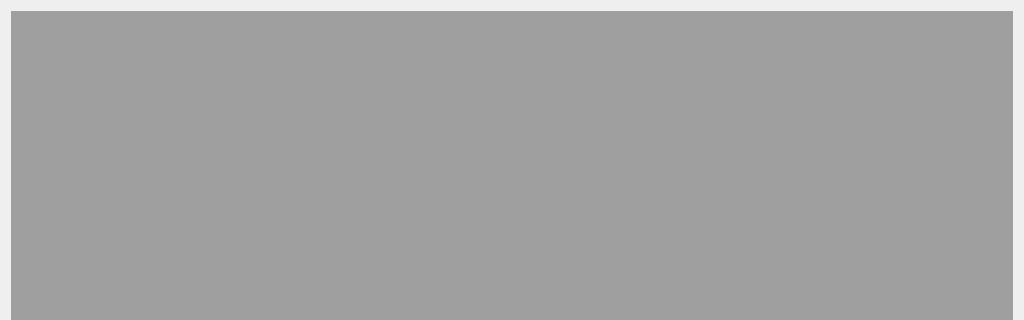
Before: the Qt Designer form src/gui/mainwindow.ui in GENIVI/CANdevStudio, drawn with Qt 5; both pictures show x 0 to 1024 and y 0 to 320 of the 1024 by 768 pixel window.
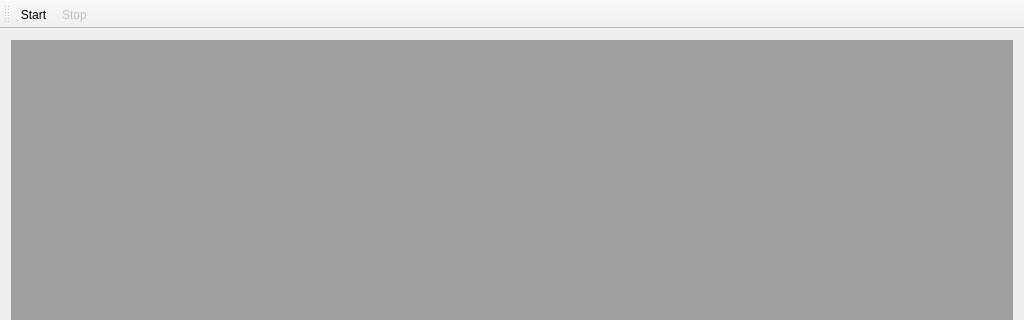
After: the same form once the commit is applied.

Commit message: CDS-18 CANdevStudio shall contain toolbar (#25)

Diff of the .ui file:
```diff
--- a/src/gui/mainwindow.ui
+++ b/src/gui/mainwindow.ui
@@ -36,6 +36,32 @@
     </item>
    </layout>
   </widget>
+  <widget class="QToolBar" name="toolBar">
+   <property name="windowTitle">
+    <string>toolBar</string>
+   </property>
+   <attribute name="toolBarArea">
+    <enum>TopToolBarArea</enum>
+   </attribute>
+   <attribute name="toolBarBreak">
+    <bool>false</bool>
+   </attribute>
+   <addaction name="actionstart"/>
+   <addaction name="actionstop"/>
+  </widget>
+  <action name="actionstart">
+   <property name="text">
+    <string>Start</string>
+   </property>
+  </action>
+  <action name="actionstop">
+   <property name="enabled">
+    <bool>false</bool>
+   </property>
+   <property name="text">
+    <string>Stop</string>
+   </property>
+  </action>
  </widget>
  <layoutdefault spacing="6" margin="11"/>
  <resources/>
```
The commit also changes 2 other files.
